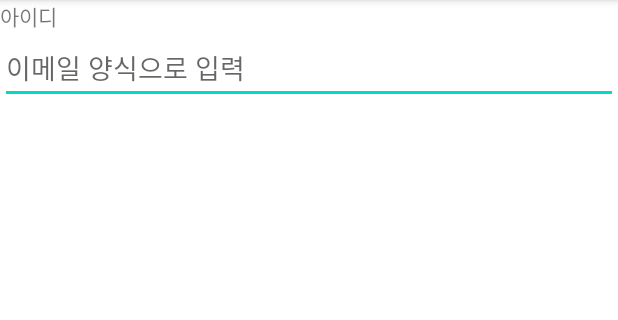
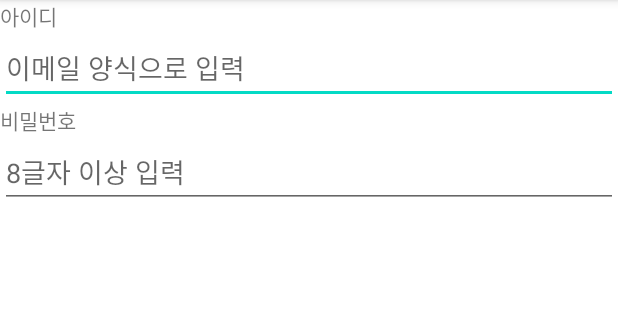
Before and after one commit to torinunna2/UIPractice.20210818, an Android app: the screen it shows after launch (MainActivity), on a phone screen of 412 x 824 dp, the part 84-404 px from its top. Run offline under Robolectric (Android 15) with nearby library versions, the phone set to English and light mode, and no system bars.

Commit message:
비번 입력칸 추가

```diff
--- a/app/src/main/res/layout/activity_main.xml
+++ b/app/src/main/res/layout/activity_main.xml
@@ -18,4 +18,16 @@
         android:inputType="textEmailAddress"
         android:layout_height="wrap_content" />
 
+    <TextView
+        android:layout_width="wrap_content"
+        android:layout_height="wrap_content"
+        android:text="비밀번호" />
+
+    <EditText
+        android:layout_width="match_parent"
+        android:layout_height="wrap_content"
+        android:inputType="textPassword"
+        android:hint="8글자 이상 입력" />
+
+
 </LinearLayout>
```
